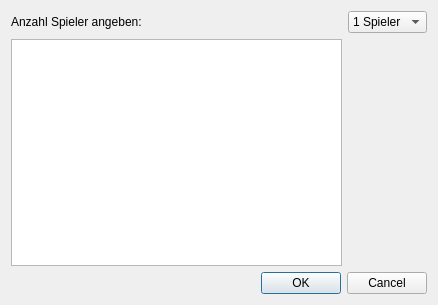
Before: the Qt Designer form multiplayerdialog.ui in michelfiedler/Kniffel.mrai, drawn with Qt 5.
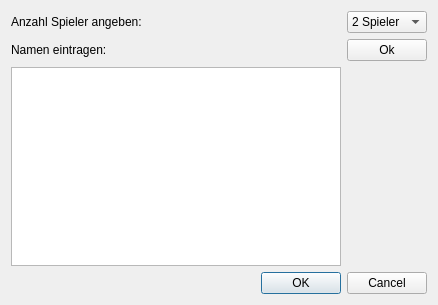
After: the same form once the commit is applied.

Commit message:
Eingabefenster der Namen für zwei bis vier Spieler eingefügt
Die Eingabefenster der Namen für zwei bis vier Spieler wurden eingefügt und müssen noch mit dem MultiplayerDialog verknüpft werden, sodass abhängig von der eingegebenen Anzahl der Spieler sich das richtige Fenster öffnet.

The edit to the form file:
```diff
--- a/multiplayerdialog.ui
+++ b/multiplayerdialog.ui
@@ -14,20 +14,11 @@
    <string>Dialog</string>
   </property>
   <layout class="QGridLayout" name="gridLayout">
-   <item row="0" column="0">
-    <widget class="QLabel" name="label">
-     <property name="text">
-      <string>Anzahl Spieler angeben:</string>
-     </property>
-    </widget>
+   <item row="2" column="0">
+    <widget class="QTableView" name="tBSpielernamen"/>
    </item>
    <item row="0" column="1">
     <widget class="QComboBox" name="cBSpieleranzahl">
-     <item>
-      <property name="text">
-       <string>1 Spieler</string>
-      </property>
-     </item>
      <item>
       <property name="text">
        <string>2 Spieler</string>
@@ -60,10 +51,14 @@
      </item>
     </widget>
    </item>
-   <item row="1" column="0">
-    <widget class="QTableView" name="tBSpielernamen"/>
+   <item row="0" column="0">
+    <widget class="QLabel" name="label">
+     <property name="text">
+      <string>Anzahl Spieler angeben:</string>
+     </property>
+    </widget>
    </item>
-   <item row="2" column="0" colspan="2">
+   <item row="3" column="0" colspan="2">
     <widget class="QDialogButtonBox" name="buttonBox">
      <property name="orientation">
       <enum>Qt::Horizontal</enum>
@@ -73,6 +68,20 @@
      </property>
     </widget>
    </item>
+   <item row="1" column="1">
+    <widget class="QPushButton" name="pBNamenEintragen">
+     <property name="text">
+      <string>Ok</string>
+     </property>
+    </widget>
+   </item>
+   <item row="1" column="0">
+    <widget class="QLabel" name="label_2">
+     <property name="text">
+      <string>Namen eintragen:</string>
+     </property>
+    </widget>
+   </item>
   </layout>
  </widget>
  <resources/>
```
The commit also changes 14 other files.
